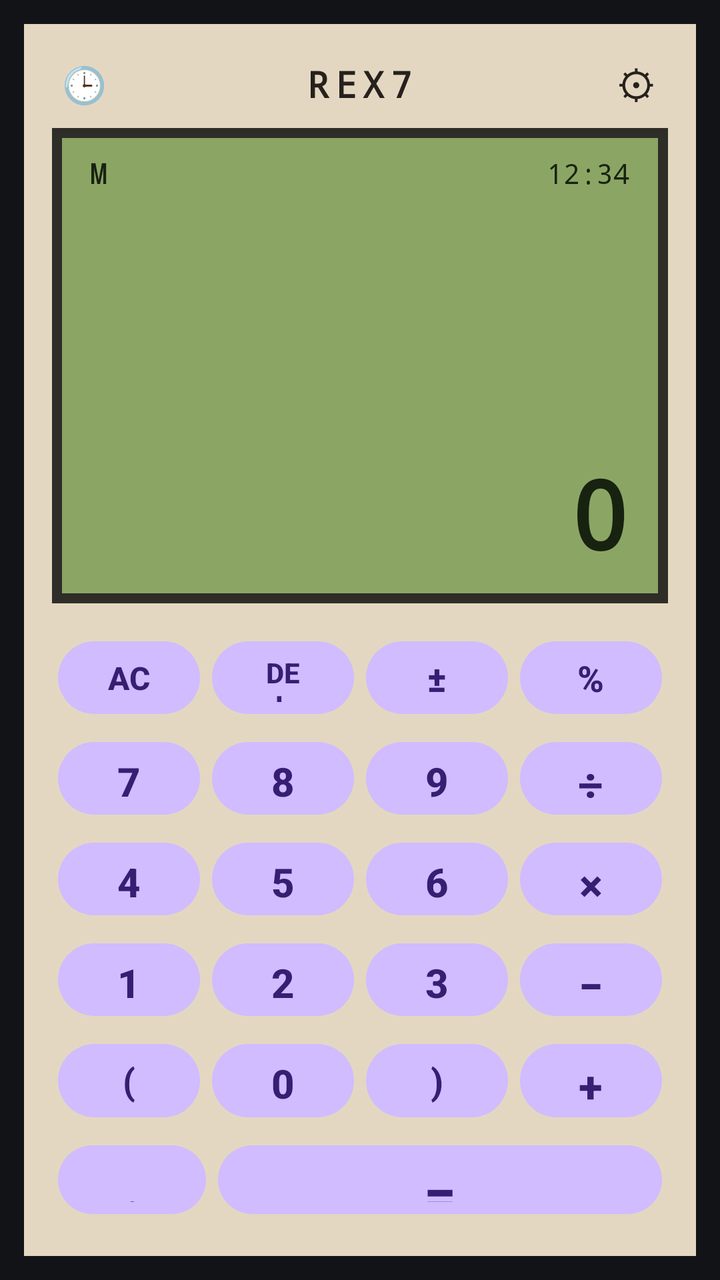
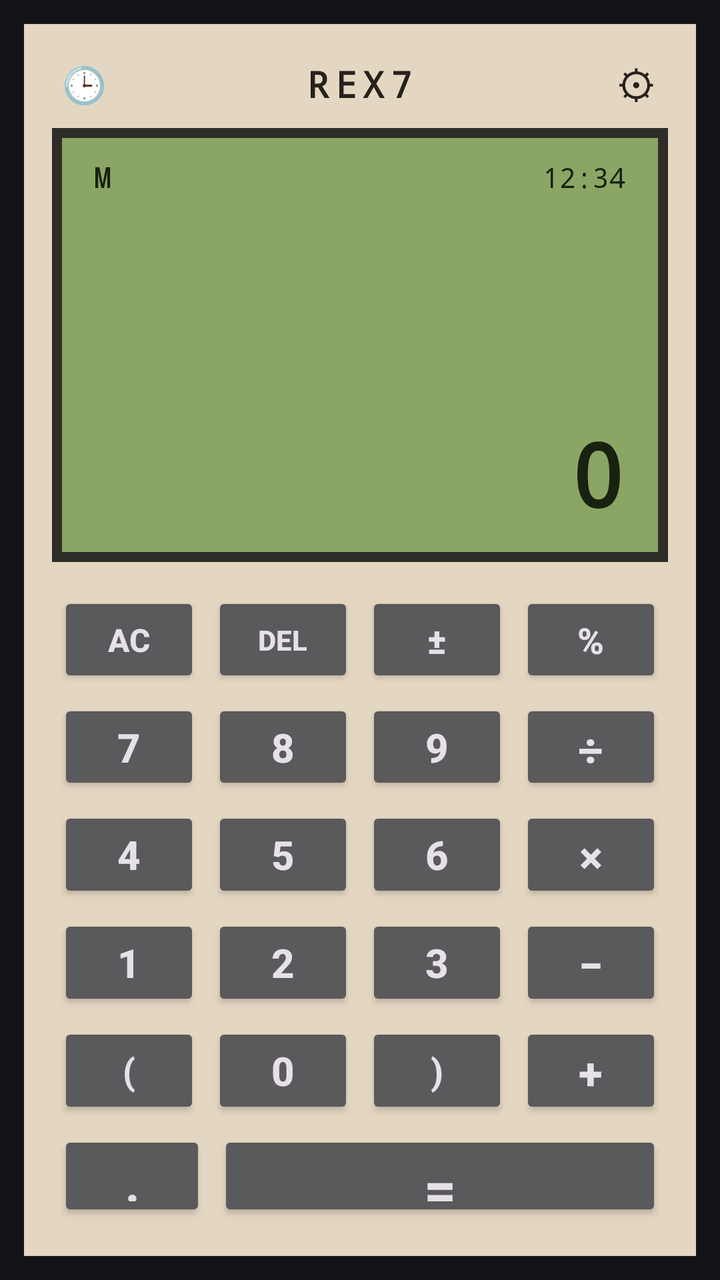

The first picture is an Android layout as it rendered before a commit; the second is the same layout after the commit. The layout source and the unified diff follow.
<!-- AndroidManifest.xml: application theme Theme.REX7Calculator -->
<!-- res/layout/activity_main.xml -->
<?xml version="1.0" encoding="utf-8"?>
<LinearLayout xmlns:android="http://schemas.android.com/apk/res/android"
    android:id="@+id/rootContainer"
    android:layout_width="match_parent"
    android:layout_height="match_parent"
    android:background="#121316"
    android:orientation="vertical"
    android:padding="12dp">

    <LinearLayout
        android:id="@+id/chassisLayout"
        android:layout_width="match_parent"
        android:layout_height="match_parent"
        android:background="#E4D7C2"
        android:orientation="vertical"
        android:padding="14dp">

        <RelativeLayout
            android:layout_width="match_parent"
            android:layout_height="32dp">
            <TextView
                android:id="@+id/btnHistory"
                android:layout_width="32dp"
                android:layout_height="32dp"
                android:layout_alignParentStart="true"
                android:gravity="center"
                android:text="🕒"
                android:textSize="18sp" />
            <TextView
                android:id="@+id/tvBrand"
                android:layout_width="wrap_content"
                android:layout_height="wrap_content"
                android:layout_centerInParent="true"
                android:fontFamily="monospace"
                android:letterSpacing="0.18"
                android:text="REX7"
                android:textColor="#26211C"
                android:textSize="18sp"
                android:textStyle="bold" />
            <TextView
                android:id="@+id/btnSettings"
                android:layout_width="32dp"
                android:layout_height="32dp"
                android:layout_alignParentEnd="true"
                android:gravity="center"
                android:text="⚙"
                android:textColor="#26211C"
                android:textSize="20sp" />
        </RelativeLayout>

        <LinearLayout
            android:id="@+id/lcdBorderLayout"
            android:layout_width="match_parent"
            android:layout_height="0dp"
            android:layout_weight="1.15"
            android:layout_marginTop="6dp"
            android:layout_marginBottom="12dp"
            android:background="#2E2D28"
            android:padding="5dp">

            <LinearLayout
                android:id="@+id/lcdScreen"
                android:layout_width="match_parent"
                android:layout_height="match_parent"
                android:background="#8BA664"
                android:orientation="vertical"
                android:paddingStart="14dp"
                android:paddingTop="8dp"
                android:paddingEnd="14dp"
                android:paddingBottom="8dp">

                <RelativeLayout
                    android:layout_width="match_parent"
                    android:layout_height="wrap_content">
                    <TextView
                        android:id="@+id/tvLcdFlag"
                        android:layout_width="wrap_content"
                        android:layout_height="wrap_content"
                        android:fontFamily="monospace"
                        android:text="M"
                        android:textColor="#182210"
                        android:textSize="14sp"
                        android:textStyle="bold" />
                    <TextView
                        android:id="@+id/tvLcdClock"
                        android:layout_width="wrap_content"
                        android:layout_height="wrap_content"
                        android:layout_alignParentEnd="true"
                        android:fontFamily="monospace"
                        android:text="12:34"
                        android:textColor="#182210"
                        android:textSize="14sp" />
                </RelativeLayout>

                <TextView
                    android:id="@+id/tvExpression"
                    android:layout_width="match_parent"
                    android:layout_height="0dp"
                    android:layout_weight="1"
                    android:fontFamily="monospace"
                    android:gravity="start|center_vertical"
                    android:letterSpacing="0.05"
                    android:maxLines="2"
                    android:text=""
                    android:textColor="#182210"
                    android:textSize="24sp" />

                <TextView
                    android:id="@+id/tvResult"
                    android:layout_width="match_parent"
                    android:layout_height="wrap_content"
                    android:fontFamily="monospace"
                    android:gravity="end|bottom"
                    android:letterSpacing="0.05"
                    android:maxLines="1"
                    android:text="0"
                    android:textColor="#182210"
                    android:textSize="48sp"
                    android:textStyle="bold" />
            </LinearLayout>
        </LinearLayout>

        <LinearLayout
            android:layout_width="match_parent"
            android:layout_height="0dp"
            android:layout_weight="1.45"
            android:orientation="vertical">

            <LinearLayout android:layout_width="match_parent" android:layout_height="0dp" android:layout_weight="1" android:orientation="horizontal">
                <Button android:id="@+id/btnAC" android:layout_width="0dp" android:layout_height="match_parent" android:layout_weight="1" android:layout_margin="3dp" android:text="AC" android:textSize="16sp" android:textStyle="bold" />
                <Button android:id="@+id/btnDel" android:layout_width="0dp" android:layout_height="match_parent" android:layout_weight="1" android:layout_margin="3dp" android:text="DEL" android:textSize="14sp" android:textStyle="bold" />
                <Button android:id="@+id/btnToggleSign" android:layout_width="0dp" android:layout_height="match_parent" android:layout_weight="1" android:layout_margin="3dp" android:text="±" android:textSize="18sp" android:textStyle="bold" />
                <Button android:id="@+id/btnPercent" android:layout_width="0dp" android:layout_height="match_parent" android:layout_weight="1" android:layout_margin="3dp" android:text="%" android:textSize="18sp" android:textStyle="bold" />
            </LinearLayout>

            <LinearLayout android:layout_width="match_parent" android:layout_height="0dp" android:layout_weight="1" android:orientation="horizontal">
                <Button android:id="@+id/btn7" android:layout_width="0dp" android:layout_height="match_parent" android:layout_weight="1" android:layout_margin="3dp" android:text="7" android:textSize="20sp" android:textStyle="bold" />
                <Button android:id="@+id/btn8" android:layout_width="0dp" android:layout_height="match_parent" android:layout_weight="1" android:layout_margin="3dp" android:text="8" android:textSize="20sp" android:textStyle="bold" />
                <Button android:id="@+id/btn9" android:layout_width="0dp" android:layout_height="match_parent" android:layout_weight="1" android:layout_margin="3dp" android:text="9" android:textSize="20sp" android:textStyle="bold" />
                <Button android:id="@+id/btnDivide" android:layout_width="0dp" android:layout_height="match_parent" android:layout_weight="1" android:layout_margin="3dp" android:text="÷" android:textSize="22sp" android:textStyle="bold" />
            </LinearLayout>

            <LinearLayout android:layout_width="match_parent" android:layout_height="0dp" android:layout_weight="1" android:orientation="horizontal">
                <Button android:id="@+id/btn4" android:layout_width="0dp" android:layout_height="match_parent" android:layout_weight="1" android:layout_margin="3dp" android:text="4" android:textSize="20sp" android:textStyle="bold" />
                <Button android:id="@+id/btn5" android:layout_width="0dp" android:layout_height="match_parent" android:layout_weight="1" android:layout_margin="3dp" android:text="5" android:textSize="20sp" android:textStyle="bold" />
                <Button android:id="@+id/btn6" android:layout_width="0dp" android:layout_height="match_parent" android:layout_weight="1" android:layout_margin="3dp" android:text="6" android:textSize="20sp" android:textStyle="bold" />
                <Button android:id="@+id/btnMultiply" android:layout_width="0dp" android:layout_height="match_parent" android:layout_weight="1" android:layout_margin="3dp" android:text="×" android:textSize="22sp" android:textStyle="bold" />
            </LinearLayout>

            <LinearLayout android:layout_width="match_parent" android:layout_height="0dp" android:layout_weight="1" android:orientation="horizontal">
                <Button android:id="@+id/btn1" android:layout_width="0dp" android:layout_height="match_parent" android:layout_weight="1" android:layout_margin="3dp" android:text="1" android:textSize="20sp" android:textStyle="bold" />
                <Button android:id="@+id/btn2" android:layout_width="0dp" android:layout_height="match_parent" android:layout_weight="1" android:layout_margin="3dp" android:text="2" android:textSize="20sp" android:textStyle="bold" />
                <Button android:id="@+id/btn3" android:layout_width="0dp" android:layout_height="match_parent" android:layout_weight="1" android:layout_margin="3dp" android:text="3" android:textSize="20sp" android:textStyle="bold" />
                <Button android:id="@+id/btnMinus" android:layout_width="0dp" android:layout_height="match_parent" android:layout_weight="1" android:layout_margin="3dp" android:text="−" android:textSize="22sp" android:textStyle="bold" />
            </LinearLayout>

            <LinearLayout android:layout_width="match_parent" android:layout_height="0dp" android:layout_weight="1" android:orientation="horizontal">
                <Button android:id="@+id/btnParenOpen" android:layout_width="0dp" android:layout_height="match_parent" android:layout_weight="1" android:layout_margin="3dp" android:text="(" android:textSize="18sp" android:textStyle="bold" />
                <Button android:id="@+id/btn0" android:layout_width="0dp" android:layout_height="match_parent" android:layout_weight="1" android:layout_margin="3dp" android:text="0" android:textSize="20sp" android:textStyle="bold" />
                <Button android:id="@+id/btnParenClose" android:layout_width="0dp" android:layout_height="match_parent" android:layout_weight="1" android:layout_margin="3dp" android:text=")" android:textSize="18sp" android:textStyle="bold" />
                <Button android:id="@+id/btnPlus" android:layout_width="0dp" android:layout_height="match_parent" android:layout_weight="1" android:layout_margin="3dp" android:text="+" android:textSize="22sp" android:textStyle="bold" />
            </LinearLayout>

            <LinearLayout android:layout_width="match_parent" android:layout_height="0dp" android:layout_weight="0.95" android:orientation="horizontal">
                <Button android:id="@+id/btnDot" android:layout_width="0dp" android:layout_height="match_parent" android:layout_weight="1" android:layout_margin="3dp" android:text="." android:textSize="24sp" android:textStyle="bold" />
                <Button android:id="@+id/btnEqual" android:layout_width="0dp" android:layout_height="match_parent" android:layout_weight="3" android:layout_margin="3dp" android:text="=" android:textSize="28sp" android:textStyle="bold" />
            </LinearLayout>
        </LinearLayout>
    </LinearLayout>
</LinearLayout>
<!-- resources referenced by this layout -->
<resources>
  <style name="Theme.REX7Calculator" parent="Theme.Material3.Dark.NoActionBar">
          <item name="android:statusBarColor">#121214</item>
          <item name="android:navigationBarColor">#121214</item>
          <item name="android:windowLightStatusBar">false</item>
      </style>
</resources>

<!-- the commit's change to res/layout/activity_main.xml (unified diff, before → after) -->
@@ -48,11 +48,12 @@
                 android:textSize="20sp" />
         </RelativeLayout>
 
+        
         <LinearLayout
             android:id="@+id/lcdBorderLayout"
             android:layout_width="match_parent"
             android:layout_height="0dp"
-            android:layout_weight="1.15"
+            android:layout_weight="1.05"
             android:layout_marginTop="6dp"
             android:layout_marginBottom="12dp"
             android:background="#2E2D28"
@@ -64,10 +65,10 @@
                 android:layout_height="match_parent"
                 android:background="#8BA664"
                 android:orientation="vertical"
-                android:paddingStart="14dp"
-                android:paddingTop="8dp"
-                android:paddingEnd="14dp"
-                android:paddingBottom="8dp">
+                android:paddingStart="16dp"
+                android:paddingTop="10dp"
+                android:paddingEnd="16dp"
+                android:paddingBottom="10dp">
 
                 <RelativeLayout
                     android:layout_width="match_parent"
@@ -92,6 +93,7 @@
                         android:textSize="14sp" />
                 </RelativeLayout>
 
+                
                 <TextView
                     android:id="@+id/tvExpression"
                     android:layout_width="match_parent"
@@ -99,12 +101,14 @@
                     android:layout_weight="1"
                     android:fontFamily="monospace"
                     android:gravity="start|center_vertical"
-                    android:letterSpacing="0.05"
+                    android:letterSpacing="0.06"
                     android:maxLines="2"
                     android:text=""
                     android:textColor="#182210"
-                    android:textSize="24sp" />
+                    android:textSize="32sp"
+                    android:textStyle="bold" />
 
+                
                 <TextView
                     android:id="@+id/tvResult"
                     android:layout_width="match_parent"
@@ -115,55 +119,56 @@
                     android:maxLines="1"
                     android:text="0"
                     android:textColor="#182210"
-                    android:textSize="48sp"
+                    android:textSize="44sp"
                     android:textStyle="bold" />
             </LinearLayout>
         </LinearLayout>
 
+        
         <LinearLayout
             android:layout_width="match_parent"
             android:layout_height="0dp"
-            android:layout_weight="1.45"
+            android:layout_weight="1.55"
             android:orientation="vertical">
 
             <LinearLayout android:layout_width="match_parent" android:layout_height="0dp" android:layout_weight="1" android:orientation="horizontal">
-                <Button android:id="@+id/btnAC" android:layout_width="0dp" android:layout_height="match_parent" android:layout_weight="1" android:layout_margin="3dp" android:text="AC" android:textSize="16sp" android:textStyle="bold" />
-                <Button android:id="@+id/btnDel" android:layout_width="0dp" android:layout_height="match_parent" android:layout_weight="1" android:layout_margin="3dp" android:text="DEL" android:textSize="14sp" android:textStyle="bold" />
-                <Button android:id="@+id/btnToggleSign" android:layout_width="0dp" android:layout_height="match_parent" android:layout_weight="1" android:layout_margin="3dp" android:text="±" android:textSize="18sp" android:textStyle="bold" />
-                <Button android:id="@+id/btnPercent" android:layout_width="0dp" android:layout_height="match_parent" android:layout_weight="1" android:layout_margin="3dp" android:text="%" android:textSize="18sp" android:textStyle="bold" />
+                <androidx.appcompat.widget.AppCompatButton android:id="@+id/btnAC" android:layout_width="0dp" android:layout_height="match_parent" android:layout_weight="1" android:layout_margin="3dp" android:text="AC" android:textSize="16sp" android:textStyle="bold" />
+                <androidx.appcompat.widget.AppCompatButton android:id="@+id/btnDel" android:layout_width="0dp" android:layout_height="match_parent" android:layout_weight="1" android:layout_margin="3dp" android:text="DEL" android:textSize="14sp" android:textStyle="bold" />
+                <androidx.appcompat.widget.AppCompatButton android:id="@+id/btnToggleSign" android:layout_width="0dp" android:layout_height="match_parent" android:layout_weight="1" android:layout_margin="3dp" android:text="±" android:textSize="18sp" android:textStyle="bold" />
+                <androidx.appcompat.widget.AppCompatButton android:id="@+id/btnPercent" android:layout_width="0dp" android:layout_height="match_parent" android:layout_weight="1" android:layout_margin="3dp" android:text="%" android:textSize="18sp" android:textStyle="bold" />
             </LinearLayout>
 
             <LinearLayout android:layout_width="match_parent" android:layout_height="0dp" android:layout_weight="1" android:orientation="horizontal">
-                <Button android:id="@+id/btn7" android:layout_width="0dp" android:layout_height="match_parent" android:layout_weight="1" android:layout_margin="3dp" android:text="7" android:textSize="20sp" android:textStyle="bold" />
-                <Button android:id="@+id/btn8" android:layout_width="0dp" android:layout_height="match_parent" android:layout_weight="1" android:layout_margin="3dp" android:text="8" android:textSize="20sp" android:textStyle="bold" />
-                <Button android:id="@+id/btn9" android:layout_width="0dp" android:layout_height="match_parent" android:layout_weight="1" android:layout_margin="3dp" android:text="9" android:textSize="20sp" android:textStyle="bold" />
-                <Button android:id="@+id/btnDivide" android:layout_width="0dp" android:layout_height="match_parent" android:layout_weight="1" android:layout_margin="3dp" android:text="÷" android:textSize="22sp" android:textStyle="bold" />
+                <androidx.appcompat.widget.AppCompatButton android:id="@+id/btn7" android:layout_width="0dp" android:layout_height="match_parent" android:layout_weight="1" android:layout_margin="3dp" android:text="7" android:textSize="20sp" android:textStyle="bold" />
+                <androidx.appcompat.widget.AppCompatButton android:id="@+id/btn8" android:layout_width="0dp" android:layout_height="match_parent" android:layout_weight="1" android:layout_margin="3dp" android:text="8" android:textSize="20sp" android:textStyle="bold" />
+                <androidx.appcompat.widget.AppCompatButton android:id="@+id/btn9" android:layout_width="0dp" android:layout_height="match_parent" android:layout_weight="1" android:layout_margin="3dp" android:text="9" android:textSize="20sp" android:textStyle="bold" />
+                <androidx.appcompat.widget.AppCompatButton android:id="@+id/btnDivide" android:layout_width="0dp" android:layout_height="match_parent" android:layout_weight="1" android:layout_margin="3dp" android:text="÷" android:textSize="22sp" android:textStyle="bold" />
             </LinearLayout>
 
             <LinearLayout android:layout_width="match_parent" android:layout_height="0dp" android:layout_weight="1" android:orientation="horizontal">
-                <Button android:id="@+id/btn4" android:layout_width="0dp" android:layout_height="match_parent" android:layout_weight="1" android:layout_margin="3dp" android:text="4" android:textSize="20sp" android:textStyle="bold" />
-                <Button android:id="@+id/btn5" android:layout_width="0dp" android:layout_height="match_parent" android:layout_weight="1" android:layout_margin="3dp" android:text="5" android:textSize="20sp" android:textStyle="bold" />
-                <Button android:id="@+id/btn6" android:layout_width="0dp" android:layout_height="match_parent" android:layout_weight="1" android:layout_margin="3dp" android:text="6" android:textSize="20sp" android:textStyle="bold" />
-                <Button android:id="@+id/btnMultiply" android:layout_width="0dp" android:layout_height="match_parent" android:layout_weight="1" android:layout_margin="3dp" android:text="×" android:textSize="22sp" android:textStyle="bold" />
+                <androidx.appcompat.widget.AppCompatButton android:id="@+id/btn4" android:layout_width="0dp" android:layout_height="match_parent" android:layout_weight="1" android:layout_margin="3dp" android:text="4" android:textSize="20sp" android:textStyle="bold" />
+                <androidx.appcompat.widget.AppCompatButton android:id="@+id/btn5" android:layout_width="0dp" android:layout_height="match_parent" android:layout_weight="1" android:layout_margin="3dp" android:text="5" android:textSize="20sp" android:textStyle="bold" />
+                <androidx.appcompat.widget.AppCompatButton android:id="@+id/btn6" android:layout_width="0dp" android:layout_height="match_parent" android:layout_weight="1" android:layout_margin="3dp" android:text="6" android:textSize="20sp" android:textStyle="bold" />
+                <androidx.appcompat.widget.AppCompatButton android:id="@+id/btnMultiply" android:layout_width="0dp" android:layout_height="match_parent" android:layout_weight="1" android:layout_margin="3dp" android:text="×" android:textSize="22sp" android:textStyle="bold" />
             </LinearLayout>
 
             <LinearLayout android:layout_width="match_parent" android:layout_height="0dp" android:layout_weight="1" android:orientation="horizontal">
-                <Button android:id="@+id/btn1" android:layout_width="0dp" android:layout_height="match_parent" android:layout_weight="1" android:layout_margin="3dp" android:text="1" android:textSize="20sp" android:textStyle="bold" />
-                <Button android:id="@+id/btn2" android:layout_width="0dp" android:layout_height="match_parent" android:layout_weight="1" android:layout_margin="3dp" android:text="2" android:textSize="20sp" android:textStyle="bold" />
-                <Button android:id="@+id/btn3" android:layout_width="0dp" android:layout_height="match_parent" android:layout_weight="1" android:layout_margin="3dp" android:text="3" android:textSize="20sp" android:textStyle="bold" />
-                <Button android:id="@+id/btnMinus" android:layout_width="0dp" android:layout_height="match_parent" android:layout_weight="1" android:layout_margin="3dp" android:text="−" android:textSize="22sp" android:textStyle="bold" />
+                <androidx.appcompat.widget.AppCompatButton android:id="@+id/btn1" android:layout_width="0dp" android:layout_height="match_parent" android:layout_weight="1" android:layout_margin="3dp" android:text="1" android:textSize="20sp" android:textStyle="bold" />
+                <androidx.appcompat.widget.AppCompatButton android:id="@+id/btn2" android:layout_width="0dp" android:layout_height="match_parent" android:layout_weight="1" android:layout_margin="3dp" android:text="2" android:textSize="20sp" android:textStyle="bold" />
+                <androidx.appcompat.widget.AppCompatButton android:id="@+id/btn3" android:layout_width="0dp" android:layout_height="match_parent" android:layout_weight="1" android:layout_margin="3dp" android:text="3" android:textSize="20sp" android:textStyle="bold" />
+                <androidx.appcompat.widget.AppCompatButton android:id="@+id/btnMinus" android:layout_width="0dp" android:layout_height="match_parent" android:layout_weight="1" android:layout_margin="3dp" android:text="−" android:textSize="22sp" android:textStyle="bold" />
             </LinearLayout>
 
             <LinearLayout android:layout_width="match_parent" android:layout_height="0dp" android:layout_weight="1" android:orientation="horizontal">
-                <Button android:id="@+id/btnParenOpen" android:layout_width="0dp" android:layout_height="match_parent" android:layout_weight="1" android:layout_margin="3dp" android:text="(" android:textSize="18sp" android:textStyle="bold" />
-                <Button android:id="@+id/btn0" android:layout_width="0dp" android:layout_height="match_parent" android:layout_weight="1" android:layout_margin="3dp" android:text="0" android:textSize="20sp" android:textStyle="bold" />
-                <Button android:id="@+id/btnParenClose" android:layout_width="0dp" android:layout_height="match_parent" android:layout_weight="1" android:layout_margin="3dp" android:text=")" android:textSize="18sp" android:textStyle="bold" />
-                <Button android:id="@+id/btnPlus" android:layout_width="0dp" android:layout_height="match_parent" android:layout_weight="1" android:layout_margin="3dp" android:text="+" android:textSize="22sp" android:textStyle="bold" />
+                <androidx.appcompat.widget.AppCompatButton android:id="@+id/btnParenOpen" android:layout_width="0dp" android:layout_height="match_parent" android:layout_weight="1" android:layout_margin="3dp" android:text="(" android:textSize="18sp" android:textStyle="bold" />
+                <androidx.appcompat.widget.AppCompatButton android:id="@+id/btn0" android:layout_width="0dp" android:layout_height="match_parent" android:layout_weight="1" android:layout_margin="3dp" android:text="0" android:textSize="20sp" android:textStyle="bold" />
+                <androidx.appcompat.widget.AppCompatButton android:id="@+id/btnParenClose" android:layout_width="0dp" android:layout_height="match_parent" android:layout_weight="1" android:layout_margin="3dp" android:text=")" android:textSize="18sp" android:textStyle="bold" />
+                <androidx.appcompat.widget.AppCompatButton android:id="@+id/btnPlus" android:layout_width="0dp" android:layout_height="match_parent" android:layout_weight="1" android:layout_margin="3dp" android:text="+" android:textSize="22sp" android:textStyle="bold" />
             </LinearLayout>
 
             <LinearLayout android:layout_width="match_parent" android:layout_height="0dp" android:layout_weight="0.95" android:orientation="horizontal">
-                <Button android:id="@+id/btnDot" android:layout_width="0dp" android:layout_height="match_parent" android:layout_weight="1" android:layout_margin="3dp" android:text="." android:textSize="24sp" android:textStyle="bold" />
-                <Button android:id="@+id/btnEqual" android:layout_width="0dp" android:layout_height="match_parent" android:layout_weight="3" android:layout_margin="3dp" android:text="=" android:textSize="28sp" android:textStyle="bold" />
+                <androidx.appcompat.widget.AppCompatButton android:id="@+id/btnDot" android:layout_width="0dp" android:layout_height="match_parent" android:layout_weight="1" android:layout_margin="3dp" android:text="." android:textSize="24sp" android:textStyle="bold" />
+                <androidx.appcompat.widget.AppCompatButton android:id="@+id/btnEqual" android:layout_width="0dp" android:layout_height="match_parent" android:layout_weight="3" android:layout_margin="3dp" android:text="=" android:textSize="28sp" android:textStyle="bold" />
             </LinearLayout>
         </LinearLayout>
     </LinearLayout>
